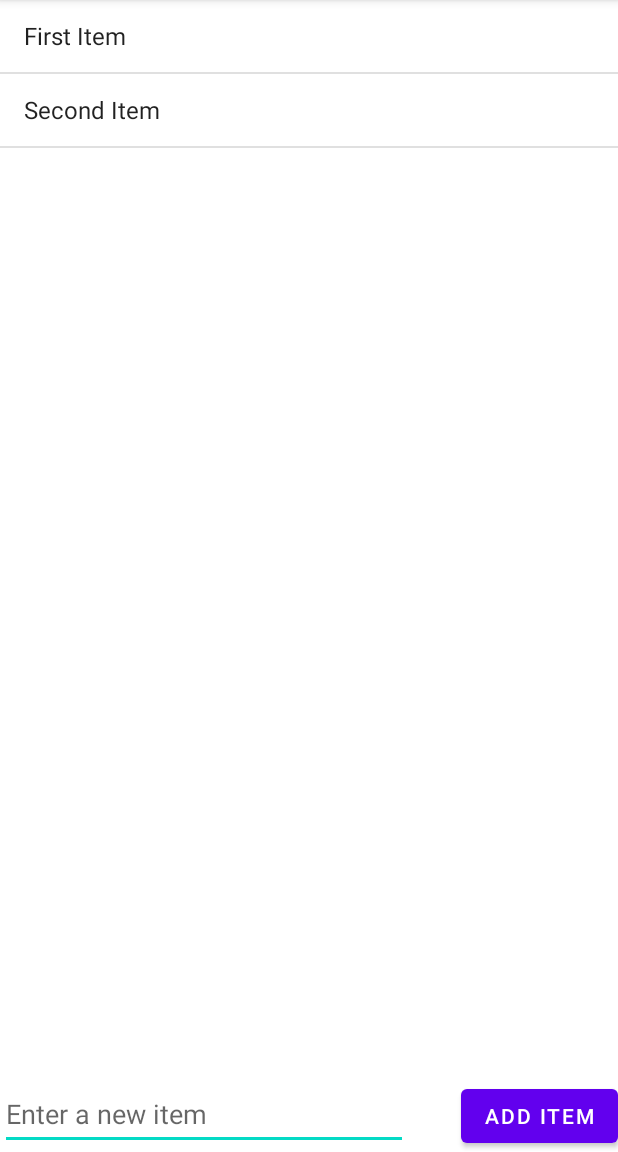
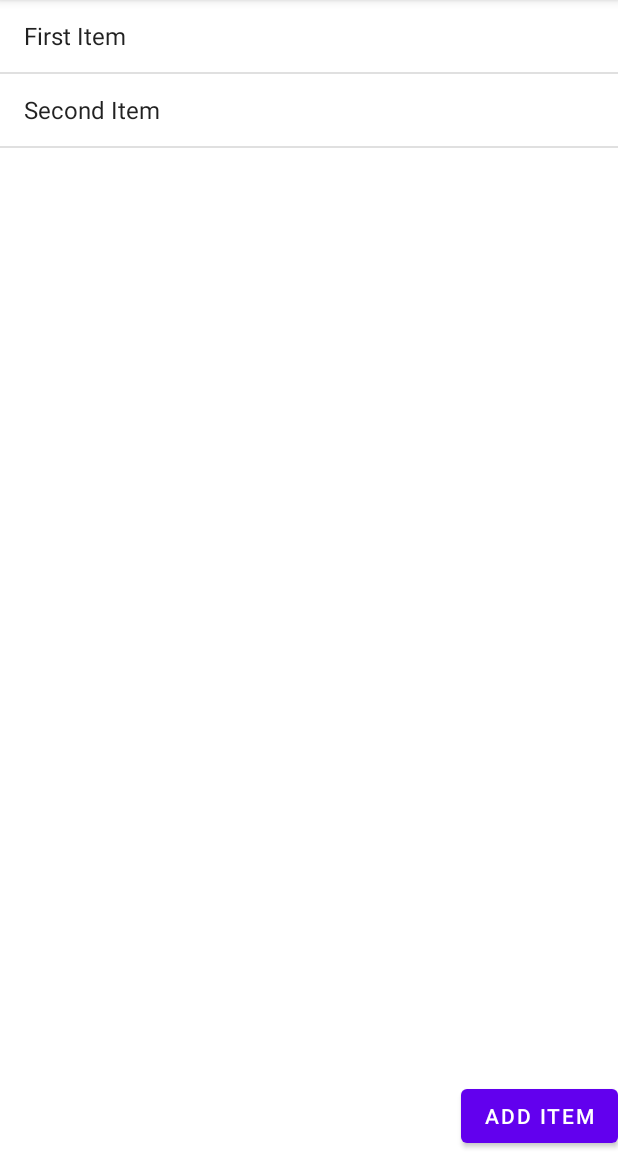
Before and after one commit to GameDeveloperEpsilon/ToDoetPrototype, an Android app: the PlannerActivity screen opened directly, with no data from a screen before it, on a phone screen of 412 x 824 dp, the part 84-1236 px from its top. Run offline under Robolectric (Android 15) with nearby library versions, the phone set to English and light mode, and no system bars.

Commit message:
Task Creation now saves to Planner Activity

```diff
--- a/app/src/main/java/com/example/todoetprototype/PlannerActivity.java
+++ b/app/src/main/java/com/example/todoetprototype/PlannerActivity.java
@@ -3,23 +3,12 @@ package com.example.todoetprototype;
 import android.content.Intent;
 import android.os.Bundle;
 import android.view.View;
-import android.widget.AdapterView;
 import android.widget.ArrayAdapter;
-import android.widget.Button;
-import android.widget.EditText;
-import android.widget.LinearLayout;
 import android.widget.ListView;
-import android.widget.ScrollView;
-import android.widget.Toast;
 
 import androidx.appcompat.app.AppCompatActivity;
 
-import com.example.todoetprototype.planner.Planner;
-import com.example.todoetprototype.planner.PlannerItem;
-
 import java.util.ArrayList;
-
-import kotlinx.coroutines.scheduling.Task;
 
 public class PlannerActivity extends AppCompatActivity {
 
@@ -30,11 +19,12 @@ public class PlannerActivity extends AppCompatActivity {
     @Override
     protected void onCreate(Bundle savedInstanceState) {
         super.onCreate(savedInstanceState);
+        TaskCreationActivity.updateActivity(this);
         setContentView(R.layout.activity_planner);
 
         // ADD HERE
-        lvItems = (ListView) findViewById(R.id.lvItems);
-        items = new ArrayList<String>();
+        lvItems = findViewById(R.id.lvItems);
+        items = new ArrayList<>();
         itemsAdapter = new ArrayAdapter<>(this,
                 android.R.layout.simple_list_item_1, items);
         lvItems.setAdapter(itemsAdapter);
@@ -57,13 +47,19 @@ public class PlannerActivity extends AppCompatActivity {
                 });
     }
 
+    public void addPlannerItem(String name, String difficulty) {
+        itemsAdapter.add(name);
+    }
+
     public void onAddItem(View v) {
-        EditText etNewItem = (EditText) findViewById(R.id.etNewItem);
+        //EditText etNewItem = findViewById(R.id.etNewItem);
+        //String itemText = etNewItem.getText().toString();
+        //itemsAdapter.add(itemText);
+        //etNewItem.setText("");
+
         Intent changeActivities = new Intent(this, TaskCreationActivity.class);
         startActivity(changeActivities);
-        String itemText = etNewItem.getText().toString();
-        itemsAdapter.add(itemText);
-        etNewItem.setText("");
+        //this.finish();
     }
 
 
--- a/app/src/main/java/com/example/todoetprototype/TaskCreationActivity.java
+++ b/app/src/main/java/com/example/todoetprototype/TaskCreationActivity.java
@@ -10,7 +10,15 @@ import android.widget.RadioButton;
 import android.widget.RadioGroup;
 import android.widget.Toast;
 
+import java.lang.ref.WeakReference;
+
 public class TaskCreationActivity extends AppCompatActivity {
+
+    private static WeakReference<PlannerActivity> mContext;
+
+    public static void updateActivity(PlannerActivity context) {
+        mContext = new WeakReference<>(context);
+    }
 
     @Override
     protected void onCreate(Bundle savedInstanceState) {
@@ -31,10 +39,12 @@ public class TaskCreationActivity extends AppCompatActivity {
             RadioButton selectedDifficultyBtn = findViewById(difficultyID);
             String taskDifficulty = (String) selectedDifficultyBtn.getText();
 
-            // Finish and switch activities
+            // Finish and return to Planner Activity
+            mContext.get().addPlannerItem(taskName, taskDifficulty);
             Toast.makeText(this, "Task Created: " + taskName + ", " + taskDifficulty, Toast.LENGTH_SHORT).show();
-            Intent changeActivities = new Intent(this, PlannerActivity.class);
-            startActivity(changeActivities);
+            //Intent changeActivities = new Intent(this, PlannerActivity.class);
+            //startActivity(changeActivities);
+            this.finish();
         });
     }
 }
--- a/app/src/main/res/layout/activity_planner.xml
+++ b/app/src/main/res/layout/activity_planner.xml
@@ -13,21 +13,6 @@
         android:layout_alignParentStart="true"
         android:layout_above="@+id/btnAddItem" />
 
-    <EditText
-        android:id="@+id/etNewItem"
-        android:layout_width="245dp"
-        android:layout_height="wrap_content"
-        android:layout_alignTop="@+id/btnAddItem"
-        android:layout_alignParentLeft="true"
-        android:layout_alignParentBottom="true"
-        android:layout_marginLeft="29dp"
-        android:layout_marginTop="-1dp"
-        android:layout_marginEnd="35dp"
-        android:layout_marginRight="35dp"
-        android:layout_marginBottom="1dp"
-        android:layout_toStartOf="@+id/btnAddItem"
-        android:layout_toLeftOf="@+id/btnAddItem"
-        android:hint="Enter a new item" />
 
     <Button
         android:layout_width="wrap_content"
```
Also changed, not shown: app/src/main/res/layout/activity_task_creation.xml (+4 -3 lines).
